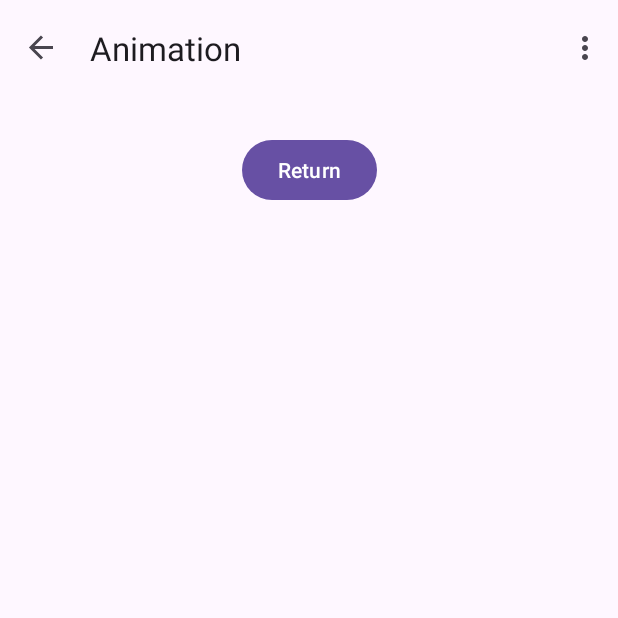
After one commit to abdalmoniem/Android-Boot-Animation-Player, an Android app: the ProcessingSketchFragment screen opened through its navigation route, on a phone screen of 412 x 824 dp, the top half of it. The commit adds this screen. Run offline under Robolectric (Android 15) with nearby library versions, the phone set to English and light mode, and no system bars; our stand-ins replace navigation-ui; libraries missing offline, so code that uses them is left out: processing.android, processing.core; 5 statements that could not run were skipped.

Commit message:
UI Improvements
Change-Id: I79fe48cdcd92a4d284d6bc60c16c8104c6a344ee
Signed-off-by: AbdAlMoniem AlHifnawy <hifnawy_moniem@hotmail.com>

```diff
--- a/app/src/main/AndroidManifest.xml
+++ b/app/src/main/AndroidManifest.xml
@@ -30,7 +30,7 @@
         android:theme="@style/Theme.BootAnimationPlayer"
         android:dataExtractionRules="@xml/data_extraction_rules">
         <activity
-            android:name=".MainActivity"
+            android:name=".UI.Activities.MainActivity"
             android:exported="true"
             android:label="@string/app_name"
             android:theme="@style/Theme.BootAnimationPlayer">
--- /dev/null
+++ b/app/src/main/java/com/hifnawy/bootanimationplayer/UI/Activities/MainActivity.kt
@@ -0,0 +1,53 @@
+package com.hifnawy.bootanimationplayer.UI.Activities
+
+import android.os.Bundle
+import android.view.Menu
+import android.view.MenuItem
+import androidx.appcompat.app.AppCompatActivity
+import androidx.core.view.WindowCompat
+import androidx.navigation.findNavController
+import androidx.navigation.ui.AppBarConfiguration
+import androidx.navigation.ui.navigateUp
+import androidx.navigation.ui.setupActionBarWithNavController
+import com.hifnawy.bootanimationplayer.R
+import com.hifnawy.bootanimationplayer.databinding.ActivityMainBinding
+
+class MainActivity : AppCompatActivity() {
+    private lateinit var appBarConfiguration: AppBarConfiguration
+    private lateinit var binding: ActivityMainBinding
+
+    override fun onCreate(savedInstanceState: Bundle?) {
+        WindowCompat.setDecorFitsSystemWindows(window, false)
+        super.onCreate(savedInstanceState)
+
+        binding = ActivityMainBinding.inflate(layoutInflater)
+        setContentView(binding.root)
+
+        setSupportActionBar(binding.toolbar)
+
+        val navController = findNavController(R.id.nav_host_fragment_content_main)
+        appBarConfiguration = AppBarConfiguration(navController.graph)
+        setupActionBarWithNavController(navController, appBarConfiguration)
+    }
+
+    override fun onCreateOptionsMenu(menu: Menu): Boolean {
+        // Inflate the menu; this adds items to the action bar if it is present.
+        menuInflater.inflate(R.menu.menu_main, menu)
+        return true
+    }
+
+    override fun onOptionsItemSelected(item: MenuItem): Boolean {
+        // Handle action bar item clicks here. The action bar will
+        // automatically handle clicks on the Home/Up button, so long
+        // as you specify a parent activity in AndroidManifest.xml.
+        return when (item.itemId) {
+            R.id.action_settings -> true
+            else -> super.onOptionsItemSelected(item)
+        }
+    }
+
+    override fun onSupportNavigateUp(): Boolean {
+        val navController = findNavController(R.id.nav_host_fragment_content_main)
+        return navController.navigateUp(appBarConfiguration) || super.onSupportNavigateUp()
+    }
+}
--- /dev/null
+++ b/app/src/main/java/com/hifnawy/bootanimationplayer/UI/Fragments/ProcessingSketchFragment.kt
@@ -0,0 +1,53 @@
+package com.hifnawy.bootanimationplayer.UI.Fragments
+
+import android.os.Bundle
+import android.view.LayoutInflater
+import android.view.View
+import android.view.ViewGroup
+import androidx.fragment.app.Fragment
+import androidx.navigation.fragment.findNavController
+import com.hifnawy.bootanimationplayer.R
+import com.hifnawy.bootanimationplayer.Sketch
+import com.hifnawy.bootanimationplayer.databinding.FragmentProcessingSketchBinding
+import processing.android.PFragment
+import processing.core.PApplet
+import java.io.File
+
+/**
+ * A simple [Fragment] subclass.
+ * Use the [ProcessingSketchFragment.newInstance] factory method to
+ * create an instance of this fragment.
+ */
+class ProcessingSketchFragment : Fragment() {
+    private lateinit var binding: FragmentProcessingSketchBinding
+    private lateinit var sketch: PApplet
+
+    override fun onCreateView(
+        inflater: LayoutInflater, container: ViewGroup?,
+        savedInstanceState: Bundle?
+    ): View? {
+        // Inflate the layout for this fragment
+        binding = FragmentProcessingSketchBinding.inflate(inflater, container, false)
+
+        binding.button.setOnClickListener {
+            findNavController().navigate(R.id.actionToFilesAndFolders)
+        }
+
+        val frame = binding.sketchContainer
+        sketch = arguments!!.getString("zipFilePath")?.let { File(it) }?.let { Sketch(it) }!!
+        val pFragment = PFragment(sketch)
+        pFragment.setView(frame, activity)
+
+        return binding.root
+    }
+
+    override fun onRequestPermissionsResult(
+        requestCode: Int, permissions: Array<String?>, grantResults: IntArray
+    ) {
+        if (::sketch.isInitialized) {
+            sketch.onRequestPermissionsResult(requestCode, permissions, grantResults)
+        }
+    }
+
+
+}
--- a/app/src/main/res/layout/activity_main.xml
+++ b/app/src/main/res/layout/activity_main.xml
@@ -1,15 +1,19 @@
 <?xml version="1.0" encoding="utf-8"?>
-<androidx.coordinatorlayout.widget.CoordinatorLayout xmlns:android="http://schemas.android.com/apk/res/android"
-    xmlns:app="http://schemas.android.com/apk/res-auto"
+<androidx.constraintlayout.widget.ConstraintLayout xmlns:android="http://schemas.android.com/apk/res/android"
     xmlns:tools="http://schemas.android.com/tools"
     android:layout_width="match_parent"
     android:layout_height="match_parent"
+    xmlns:app="http://schemas.android.com/apk/res-auto"
     android:fitsSystemWindows="true"
-    tools:context=".MainActivity">
+    tools:context=".UI.Activities.MainActivity">
 
     <com.google.android.material.appbar.AppBarLayout
+        android:id="@+id/appbar"
         android:layout_width="match_parent"
         android:layout_height="wrap_content"
+        app:layout_constraintTop_toTopOf="parent"
+        app:layout_constraintStart_toStartOf="parent"
+        app:layout_constraintEnd_toEndOf="parent"
         android:fitsSystemWindows="true">
 
         <com.google.android.material.appbar.MaterialToolbar
@@ -19,8 +23,16 @@
 
     </com.google.android.material.appbar.AppBarLayout>
 
-    <FrameLayout android:id="@+id/sketchContainer"
-        android:layout_width="match_parent"
-        android:layout_height="match_parent" />
+    <fragment
+        android:id="@+id/nav_host_fragment_content_main"
+        android:name="androidx.navigation.fragment.NavHostFragment"
+        android:layout_width="0dp"
+        android:layout_height="0dp"
+        app:layout_constraintBottom_toBottomOf="parent"
+        app:layout_constraintEnd_toEndOf="parent"
+        app:layout_constraintStart_toStartOf="parent"
+        app:layout_constraintTop_toBottomOf="@id/appbar"
+        app:defaultNavHost="true"
+        app:navGraph="@navigation/nav_graph" />
 
-</androidx.coordinatorlayout.widget.CoordinatorLayout>
+</androidx.constraintlayout.widget.ConstraintLayout>
--- /dev/null
+++ b/app/src/main/res/layout/fragment_processing_sketch.xml
@@ -0,0 +1,24 @@
+<?xml version="1.0" encoding="utf-8"?>
+<androidx.constraintlayout.widget.ConstraintLayout xmlns:android="http://schemas.android.com/apk/res/android"
+    xmlns:tools="http://schemas.android.com/tools"
+    xmlns:app="http://schemas.android.com/apk/res-auto"
+    android:layout_width="match_parent"
+    android:layout_height="match_parent"
+    tools:context=".UI.Activities.MainActivity">
+
+    <com.google.android.material.button.MaterialButton
+        android:id="@+id/button"
+        android:layout_width="wrap_content"
+        android:layout_height="wrap_content"
+        app:layout_constraintTop_toTopOf="parent"
+        app:layout_constraintStart_toStartOf="parent"
+        app:layout_constraintEnd_toEndOf="parent"
+        android:layout_marginTop="25dp"
+        android:text="Return" />
+
+    <FrameLayout
+        android:id="@+id/sketchContainer"
+        android:layout_width="match_parent"
+        android:layout_height="match_parent" />
+
+</androidx.constraintlayout.widget.ConstraintLayout>
--- a/app/src/main/res/menu/menu_main.xml
+++ b/app/src/main/res/menu/menu_main.xml
@@ -1,7 +1,7 @@
 <menu xmlns:android="http://schemas.android.com/apk/res/android"
     xmlns:app="http://schemas.android.com/apk/res-auto"
     xmlns:tools="http://schemas.android.com/tools"
-    tools:context="com.hifnawy.bootanimationplayer.MainActivity">
+    tools:context=".UI.Activities.MainActivity">
     <item
         android:id="@+id/action_settings"
         android:orderInCategory="100"
--- /dev/null
+++ b/app/src/main/res/navigation/nav_graph.xml
@@ -0,0 +1,28 @@
+<?xml version="1.0" encoding="utf-8"?>
+<navigation xmlns:android="http://schemas.android.com/apk/res/android"
+    xmlns:app="http://schemas.android.com/apk/res-auto"
+    xmlns:tools="http://schemas.android.com/tools"
+    android:id="@+id/nav_graph"
+    app:startDestination="@id/filesAndFoldersFragment">
+
+    <fragment
+        android:id="@+id/filesAndFoldersFragment"
+        android:name="com.hifnawy.bootanimationplayer.UI.Fragments.FilesAndFoldersFragment"
+        android:label="Files and Folders"
+        tools:layout="@layout/fragment_files_and_folders">
+
+        <action
+            android:id="@+id/actionToProcessingSketch"
+            app:destination="@id/processingSketchFragment" />
+    </fragment>
+    <fragment
+        android:id="@+id/processingSketchFragment"
+        android:name="com.hifnawy.bootanimationplayer.UI.Fragments.ProcessingSketchFragment"
+        android:label="Animation"
+        tools:layout="@layout/fragment_processing_sketch">
+
+        <action
+            android:id="@+id/actionToFilesAndFolders"
+            app:destination="@id/filesAndFoldersFragment" />
+    </fragment>
+</navigation>
--- a/app/src/main/res/values/strings.xml
+++ b/app/src/main/res/values/strings.xml
@@ -41,4 +41,6 @@
         quis tincidunt nisl eleifend. Cras bibendum enim a justo luctus vestibulum. Fusce dictum libero
         quis erat maximus, vitae volutpat diam dignissim.
     </string>
+    <!-- TODO: Remove or change this placeholder text -->
+    <string name="hello_blank_fragment">Hello blank fragment</string>
 </resources>
```
Also changed, not shown: app/src/main/java/com/hifnawy/bootanimationplayer/MainActivity.kt (deleted, +0 -219 lines), app/src/main/java/com/hifnawy/bootanimationplayer/Sketch.kt (+15 -16 lines), app/src/main/java/com/hifnawy/bootanimationplayer/UI/Fragments/FilesAndFoldersFragment.kt (added, +245 -0 lines), app/src/main/res/layout/fragment_files_and_folders.xml (added, +39 -0 lines).
